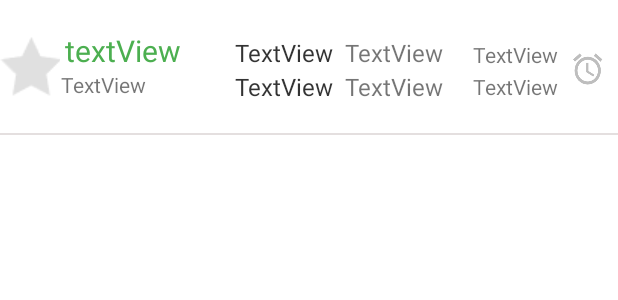
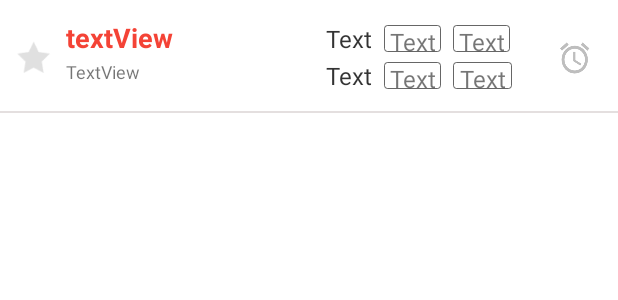
Before and after one commit to 2022-SMHRD-KDT-New-IoT-4/EveryBus, an Android app: the layout bus_stationlist.xml on its own in the app's theme, with its tools: preview values and no code run, on a phone screen of 412 x 824 dp. Shown: the top 300 px of the screen. Run offline under Robolectric (Android 15) with nearby library versions, the phone set to English and light mode, and no system bars; network calls fail.

Commit message:
정류장 리싸이클러뷰 _ 담

```diff
--- a/app/src/main/java/com/example/everybus/BusStation.kt
+++ b/app/src/main/java/com/example/everybus/BusStation.kt
@@ -74,7 +74,7 @@ class BusStation: AppCompatActivity() {
                         // 버스명
                         val bsLineName = bus.getString("LINE_NAME")
                         // 버스 방향
-                        val bsNextBusStop = "db"
+                        val bsNextBusStop = "방향"
                         // 첫 번째 - 남은 시간
                         val bsRemainMin1 = bus.getString("REMAIN_MIN")
                         // 첫 번째 - 남은 정류소 개수
@@ -92,7 +92,7 @@ class BusStation: AppCompatActivity() {
 
 
                         // BusStationVO에 데이터 추가
-                        data.add(BusStationVO(R.drawable.star_on,bsLineName,bsNextBusStop, bsRemainMin1
+                        data.add(BusStationVO(R.drawable.star_bus,bsLineName,bsNextBusStop, bsRemainMin1
                             , bsRemainStop1,bsConfusion1,bsRemainMin2,  bsRemainStop2
                             ,bsConfusion2, R.drawable.ridebell))
                     }
--- a/app/src/main/java/com/example/everybus/busStationAdapter.kt
+++ b/app/src/main/java/com/example/everybus/busStationAdapter.kt
@@ -8,7 +8,7 @@ import android.view.ViewGroup
 import android.widget.ImageButton
 import android.widget.TextView
 import androidx.recyclerview.widget.RecyclerView
-import com.google.gson.Gson
+
 
 
 class busStationAdapter(var context: Context, var data:ArrayList<BusStationVO>):
--- a/app/src/main/res/drawable/border_round.xml
+++ b/app/src/main/res/drawable/border_round.xml
@@ -4,6 +4,6 @@
 
     <solid android:color="@color/white" />
     <corners android:radius="2dp" />
-    <stroke android:width="0.5dp" android:color="@color/black" />
+    <stroke android:width="0.5dp" android:color="@color/gray" />
 
 </shape>
--- a/app/src/main/res/layout/bus_stationlist.xml
+++ b/app/src/main/res/layout/bus_stationlist.xml
@@ -5,7 +5,7 @@
     xmlns:tools="http://schemas.android.com/tools"
     android:id="@+id/ConstraintLayout"
     android:layout_width="match_parent"
-    android:layout_height="90dp"
+    android:layout_height="75dp"
     android:background="#E31C1C"
     android:backgroundTint="#FFFFFF"
     tools:context=".MainActivity">
@@ -19,39 +19,25 @@
         app:layout_constraintGuide_end="-14dp" />
 
     <androidx.constraintlayout.widget.Guideline
-        android:id="@+id/guideline2"
-        android:layout_width="wrap_content"
-        android:layout_height="wrap_content"
-        android:orientation="vertical"
-        app:layout_constraintGuide_percent="0.38" />
-
-    <androidx.constraintlayout.widget.Guideline
-        android:id="@+id/guideline3"
-        android:layout_width="wrap_content"
-        android:layout_height="wrap_content"
-        android:orientation="vertical"
-        app:layout_constraintGuide_percent="0.93" />
-
-    <androidx.constraintlayout.widget.Guideline
         android:id="@+id/guideline4"
         android:layout_width="wrap_content"
         android:layout_height="wrap_content"
         android:orientation="horizontal"
-        app:layout_constraintGuide_percent="0.51" />
+        app:layout_constraintGuide_begin="38dp" />
 
     <TextView
         android:id="@+id/tvBSLineKind"
-        android:layout_width="106dp"
+        android:layout_width="89dp"
         android:layout_height="26dp"
+        android:layout_marginStart="8dp"
         android:gravity="center"
         android:text="textView"
-        android:textColor="#4CAF50"
-        android:textSize="20sp"
-        android:textStyle="normal"
+        android:textAlignment="textStart"
+        android:textColor="#F44336"
+        android:textSize="18sp"
+        android:textStyle="bold"
         app:layout_constraintBottom_toTopOf="@+id/guideline4"
-        app:layout_constraintEnd_toStartOf="@+id/guideline2"
-        app:layout_constraintHorizontal_bias="0.58"
-        app:layout_constraintStart_toStartOf="parent"
+        app:layout_constraintStart_toEndOf="@+id/imgBS_bm"
         app:layout_constraintTop_toTopOf="parent"
         app:layout_constraintVertical_bias="1.0" />
 
@@ -60,32 +46,36 @@
         android:layout_width="wrap_content"
         android:layout_height="wrap_content"
         android:text="TextView"
-        android:textSize="14sp"
+        android:textAlignment="viewStart"
+        android:textSize="12sp"
         app:layout_constraintBottom_toBottomOf="parent"
-        app:layout_constraintEnd_toStartOf="@+id/guideline2"
-        app:layout_constraintHorizontal_bias="0.408"
-        app:layout_constraintStart_toStartOf="parent"
+        app:layout_constraintEnd_toEndOf="@+id/tvBSLineKind"
+        app:layout_constraintHorizontal_bias="0.0"
+        app:layout_constraintStart_toStartOf="@+id/tvBSLineKind"
         app:layout_constraintTop_toTopOf="@+id/guideline4"
-        app:layout_constraintVertical_bias="0.038" />
+        app:layout_constraintVertical_bias="0.055" />
 
     <TextView
         android:id="@+id/tvBSRemainMin1"
         android:layout_width="wrap_content"
         android:layout_height="wrap_content"
-        android:text="TextView"
+        android:layout_marginStart="84dp"
+        android:text="Text"
         android:textColor="#CC000000"
         android:textSize="16sp"
         app:layout_constraintBottom_toTopOf="@+id/guideline4"
-        app:layout_constraintStart_toStartOf="@+id/guideline2"
+        app:layout_constraintStart_toEndOf="@+id/tvBSLineKind"
         app:layout_constraintTop_toTopOf="parent"
-        app:layout_constraintVertical_bias="1.0" />
+        app:layout_constraintVertical_bias="0.933" />
 
     <TextView
         android:id="@+id/tvBSRemainStop1"
-        android:layout_width="wrap_content"
-        android:layout_height="wrap_content"
+        android:layout_width="38dp"
+        android:layout_height="18dp"
         android:layout_marginStart="8dp"
-        android:text="TextView"
+        android:background="@drawable/border_round"
+        android:text="Text"
+        android:textAlignment="center"
         android:textSize="16sp"
         app:layout_constraintBottom_toBottomOf="@+id/tvBSRemainMin1"
         app:layout_constraintStart_toEndOf="@+id/tvBSRemainMin1"
@@ -93,34 +83,37 @@
 
     <TextView
         android:id="@+id/tvBSConfusion1"
-        android:layout_width="wrap_content"
-        android:layout_height="wrap_content"
+        android:layout_width="38dp"
+        android:layout_height="18dp"
         android:layout_marginStart="8dp"
-        android:text="TextView"
+        android:background="@drawable/border_round"
+        android:text="Text"
+        android:textAlignment="center"
+        android:textSize="16sp"
         app:layout_constraintBottom_toBottomOf="@+id/tvBSRemainStop1"
-        app:layout_constraintEnd_toStartOf="@+id/guideline3"
         app:layout_constraintStart_toEndOf="@+id/tvBSRemainStop1"
-        app:layout_constraintTop_toTopOf="@+id/tvBSRemainStop1"
-        app:layout_constraintVertical_bias="1.0" />
+        app:layout_constraintTop_toTopOf="@+id/tvBSRemainStop1" />
 
     <TextView
         android:id="@+id/tvBSRemainMin2"
         android:layout_width="wrap_content"
         android:layout_height="wrap_content"
-        android:text="TextView"
+        android:text="Text"
         android:textColor="#CC000000"
         android:textSize="16sp"
         app:layout_constraintBottom_toBottomOf="parent"
-        app:layout_constraintStart_toStartOf="@+id/guideline2"
+        app:layout_constraintStart_toStartOf="@+id/tvBSRemainMin1"
         app:layout_constraintTop_toTopOf="@+id/guideline4"
-        app:layout_constraintVertical_bias="0.026" />
+        app:layout_constraintVertical_bias="0.066" />
 
     <TextView
         android:id="@+id/tvBSRemainStop2"
-        android:layout_width="wrap_content"
-        android:layout_height="wrap_content"
+        android:layout_width="38dp"
+        android:layout_height="18dp"
         android:layout_marginStart="8dp"
-        android:text="TextView"
+        android:background="@drawable/border_round"
+        android:text="Text"
+        android:textAlignment="center"
         android:textSize="16sp"
         app:layout_constraintBottom_toBottomOf="@+id/tvBSRemainMin2"
         app:layout_constraintStart_toEndOf="@+id/tvBSRemainMin2"
@@ -128,37 +121,30 @@
 
     <TextView
         android:id="@+id/tvBSConfusion2"
-        android:layout_width="wrap_content"
-        android:layout_height="wrap_content"
+        android:layout_width="39dp"
+        android:layout_height="18dp"
         android:layout_marginStart="8dp"
-        android:text="TextView"
+        android:layout_marginTop="4dp"
+        android:background="@drawable/border_round"
+        android:text="Text"
+        android:textAlignment="center"
+        android:textSize="16sp"
         app:layout_constraintBottom_toBottomOf="@+id/tvBSRemainStop2"
-        app:layout_constraintEnd_toStartOf="@+id/guideline3"
         app:layout_constraintStart_toEndOf="@+id/tvBSRemainStop2"
-        app:layout_constraintTop_toTopOf="@+id/tvBSRemainStop2" />
+        app:layout_constraintTop_toTopOf="@+id/tvBSRemainStop2"
+        app:layout_constraintVertical_bias="1.0" />
 
     <ImageButton
         android:id="@+id/imgBS_rb"
         android:layout_width="25dp"
         android:layout_height="25dp"
+        android:layout_marginEnd="16dp"
         android:background="@android:color/transparent"
         android:scaleType="fitXY"
         app:layout_constraintBottom_toBottomOf="parent"
         app:layout_constraintEnd_toEndOf="parent"
-        app:layout_constraintStart_toEndOf="@+id/tvBSConfusion1"
         app:layout_constraintTop_toTopOf="parent"
         app:srcCompat="@drawable/ridebell" />
-
-    <ImageButton
-        android:id="@+id/imgBS_bm"
-        android:layout_width="40dp"
-        android:layout_height="40dp"
-        android:background="@null"
-        app:layout_constraintBottom_toBottomOf="parent"
-        app:layout_constraintStart_toStartOf="parent"
-        app:layout_constraintTop_toTopOf="parent"
-        app:layout_constraintVertical_bias="0.487"
-        app:srcCompat="@drawable/star_bus" />
 
     <LinearLayout
         android:layout_width="0dp"
@@ -169,5 +155,32 @@
         app:layout_constraintEnd_toEndOf="parent"
         app:layout_constraintStart_toStartOf="parent"></LinearLayout>
 
+    <ImageButton
+        android:id="@+id/imgBS_bm"
+        android:layout_width="28dp"
+        android:layout_height="25dp"
+        android:layout_marginStart="8dp"
+        android:background="@null"
+        android:scaleType="fitCenter"
+        app:layout_constraintBottom_toBottomOf="parent"
+        app:layout_constraintStart_toStartOf="parent"
+        app:layout_constraintTop_toTopOf="parent"
+        app:layout_constraintVertical_bias="0.514"
+        app:srcCompat="@drawable/star_bus" />
+
+    <androidx.constraintlayout.widget.Guideline
+        android:id="@+id/guideline2"
+        android:layout_width="wrap_content"
+        android:layout_height="wrap_content"
+        android:orientation="vertical"
+        app:layout_constraintGuide_begin="370dp" />
+
+    <androidx.constraintlayout.widget.Guideline
+        android:id="@+id/guideline3"
+        android:layout_width="wrap_content"
+        android:layout_height="wrap_content"
+        android:orientation="vertical"
+        app:layout_constraintGuide_begin="218dp" />
+
 
 </androidx.constraintlayout.widget.ConstraintLayout>
--- a/app/src/main/res/layout/fragment_bus_station.xml
+++ b/app/src/main/res/layout/fragment_bus_station.xml
@@ -5,28 +5,20 @@
     android:id="@+id/ConstraintLayout"
     android:layout_width="match_parent"
     android:layout_height="match_parent"
-    android:background="@null"
+    android:background="#FFFFFF"
     tools:context=".MainActivity">
 
 
     <View
         android:id="@+id/view2"
         android:layout_width="0dp"
-        android:layout_height="220dp"
-        android:background="#118EC6"
-        android:backgroundTint="#1796CF"
+        android:layout_height="224dp"
+        android:background="#CDD6DA"
+        android:backgroundTint="#E6707D83"
         app:layout_constraintEnd_toEndOf="parent"
+        app:layout_constraintHorizontal_bias="0.0"
         app:layout_constraintStart_toStartOf="parent"
         app:layout_constraintTop_toTopOf="parent" />
-
-    <androidx.recyclerview.widget.RecyclerView
-        android:id="@+id/rcbusStation"
-        android:layout_width="0dp"
-        android:layout_height="0dp"
-        app:layout_constraintBottom_toBottomOf="parent"
-        app:layout_constraintEnd_toEndOf="parent"
-        app:layout_constraintStart_toStartOf="parent"
-        app:layout_constraintTop_toBottomOf="@+id/view2" />
 
     <TextView
         android:id="@+id/tvStopName"
@@ -63,7 +55,7 @@
         android:id="@+id/tvBusId"
         android:layout_width="wrap_content"
         android:layout_height="wrap_content"
-        android:layout_marginTop="36dp"
+        android:layout_marginTop="40dp"
         android:background="@null"
         android:backgroundTint="#FDFDFD"
         android:text="2261"
@@ -147,4 +139,34 @@
         app:layout_constraintTop_toTopOf="@+id/imageButton8"
         app:layout_constraintVertical_bias="1.0" />
 
+    <ImageView
+        android:id="@+id/imageView3"
+        android:layout_width="wrap_content"
+        android:layout_height="wrap_content"
+        app:layout_constraintEnd_toEndOf="parent"
+        app:layout_constraintStart_toStartOf="parent"
+        app:layout_constraintTop_toBottomOf="@+id/view2"
+        app:srcCompat="@drawable/area2" />
+
+    <androidx.recyclerview.widget.RecyclerView
+        android:id="@+id/rcbusStation"
+        android:layout_width="0dp"
+        android:layout_height="0dp"
+        android:layout_marginTop="1dp"
+        app:layout_constraintBottom_toBottomOf="parent"
+        app:layout_constraintEnd_toEndOf="parent"
+        app:layout_constraintStart_toStartOf="parent"
+        app:layout_constraintTop_toBottomOf="@+id/imageView3" />
+
+    <TextView
+        android:id="@+id/textView19"
+        android:layout_width="wrap_content"
+        android:layout_height="wrap_content"
+        android:layout_marginEnd="328dp"
+        android:text="급행버스"
+        app:layout_constraintBottom_toBottomOf="@+id/imageView3"
+        app:layout_constraintEnd_toEndOf="parent"
+        app:layout_constraintStart_toStartOf="@+id/imageView3"
+        app:layout_constraintTop_toBottomOf="@+id/view2" />
+
 </androidx.constraintlayout.widget.ConstraintLayout>
--- a/app/src/main/res/values/colors.xml
+++ b/app/src/main/res/values/colors.xml
@@ -8,4 +8,5 @@
     <color name="teal_700">#FF018786</color>
     <color name="black">#FF000000</color>
     <color name="white">#FFFFFFFF</color>
+    <color name="gray">#99000000</color>
 </resources>
```
Also changed, not shown: app/src/main/res/drawable/area2.png (added).
